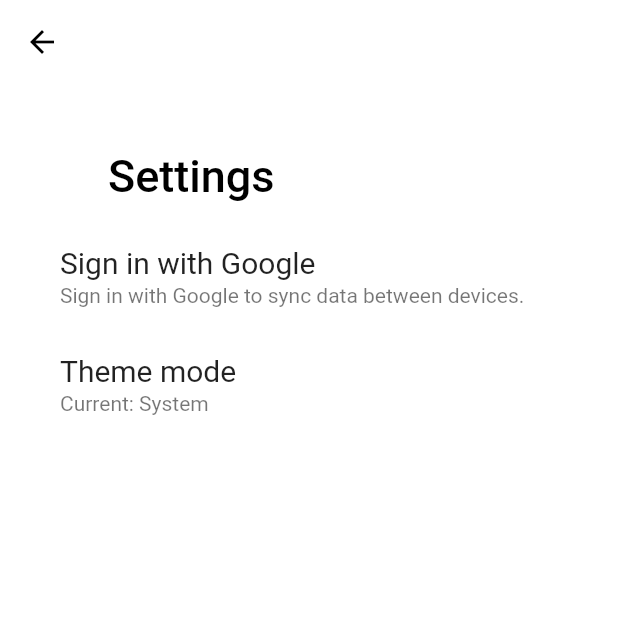
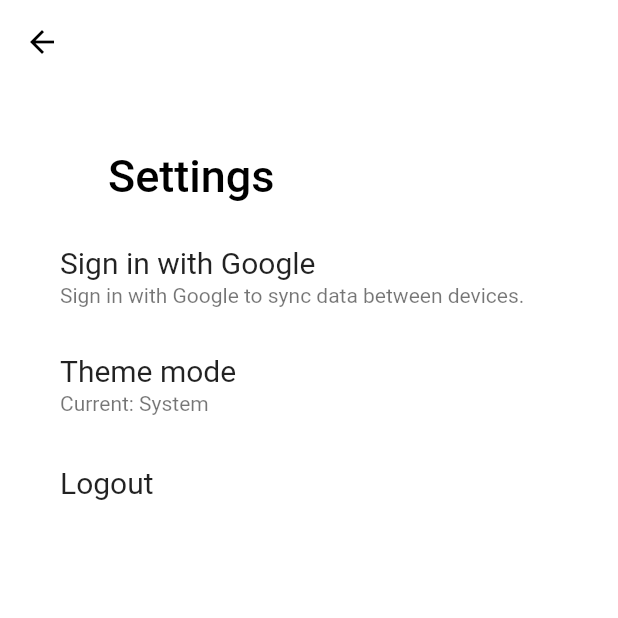
Before and after one commit to Mayank-9018/AchieversJournal, a Flutter app: the SettingsScreen screen opened directly, on a phone screen of 412 x 824 dp, the top half of it. Run offline on Flutter 3.47's test engine with Material 2 defaults, Android fonts, the phone set to English and light mode, and no system bars; our stand-ins replace firebase_auth, firebase_core, firebase_database, flutter_local_notifications, flutter_native_timezone, google_sign_in and 2 more; missing offline and left inert: flutter_iconpicker; accounts and stored records are empty; generated files the repository leaves out were written again; project files that could hold a hidden picture were left out.

Commit message:
Logout option on Settings Screen

```diff
--- a/lib/models/user.dart
+++ b/lib/models/user.dart
@@ -22,5 +22,9 @@ class User {
     return _auth.currentUser != null;
   }
 
+  void logout() {
+    _auth.signOut();
+  }
+
   String get userId => _auth.currentUser!.uid;
 }
--- a/lib/screens/settings.dart
+++ b/lib/screens/settings.dart
@@ -1,4 +1,8 @@
+import 'package:achievers_journal/models/db_access.dart';
+import 'package:achievers_journal/models/user.dart';
+import 'package:achievers_journal/screens/onboarding.dart';
 import 'package:flutter/material.dart';
+import 'package:provider/provider.dart';
 
 class SettingsScreen extends StatelessWidget {
   const SettingsScreen({Key? key}) : super(key: key);
@@ -42,6 +46,24 @@ class SettingsScreen extends StatelessWidget {
                   contentPadding: const EdgeInsets.symmetric(horizontal: 40.0),
                   onTap: () {},
                 ),
+                ListTile(
+                  title: const Text(
+                    'Logout',
+                    style: TextStyle(fontSize: 20.0),
+                  ),
+                  contentPadding: const EdgeInsets.symmetric(horizontal: 40.0),
+                  onTap: () {
+                    Provider.of<User>(context, listen: false).logout();
+                    Provider.of<Database>(context, listen: false)
+                      ..updateCompletedOnboardingStatus(false)
+                      ..updateSignInStatus(false);
+                    Navigator.of(context).pushAndRemoveUntil(
+                        MaterialPageRoute(
+                          builder: (context) => const OnboardingScreen(),
+                        ),
+                        (route) => false);
+                  },
+                )
               ],
             ),
           ),
```
